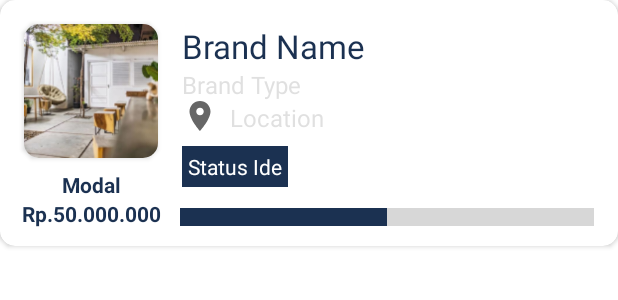
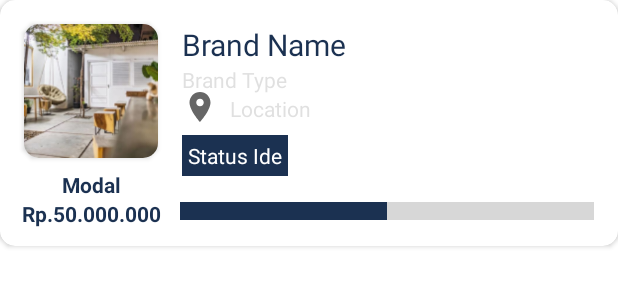
Before and after one commit to tangguhtriprasetyo/Elevate, an Android app: the layout item_list_idea.xml on its own in the app's theme, with its tools: preview values and no code run, on a phone screen of 412 x 824 dp. Shown: the top 300 px of the screen. Run offline under Robolectric (Android 15) with nearby library versions, the phone set to English and light mode, and no system bars; Roboto replaces fonts that are not available here.

Commit message:
Filter Button & Fixed Font Size

```diff
--- a/app/src/main/res/layout/item_list_idea.xml
+++ b/app/src/main/res/layout/item_list_idea.xml
@@ -65,6 +65,7 @@
             android:layout_marginStart="16dp"
             android:layout_marginTop="16dp"
             android:text="@string/brand_name"
+            android:textSize="20sp"
             app:layout_constraintBottom_toTopOf="@+id/cardBrandType"
             app:layout_constraintStart_toEndOf="@+id/cardImage"
             app:layout_constraintTop_toTopOf="parent" />
@@ -75,6 +76,7 @@
             android:layout_width="wrap_content"
             android:layout_height="wrap_content"
             android:text="@string/brand_type"
+            android:textSize="14sp"
             app:layout_constraintBottom_toTopOf="@+id/cardLocation"
             app:layout_constraintStart_toStartOf="@+id/cardBrandName"
             app:layout_constraintTop_toBottomOf="@+id/cardBrandName" />
@@ -129,6 +131,7 @@
             android:layout_height="wrap_content"
             android:layout_marginStart="8dp"
             android:text="@string/location"
+            android:textSize="14sp"
             app:layout_constraintStart_toEndOf="@+id/cardIconLocation"
             app:layout_constraintTop_toBottomOf="@+id/cardBrandType"
             tools:ignore="SmallSp" />
```
Also changed, not shown: app/src/main/java/com/bangkit/elevate/ui/dashboard/home/HomeFragment.kt (+26 -0 lines).
